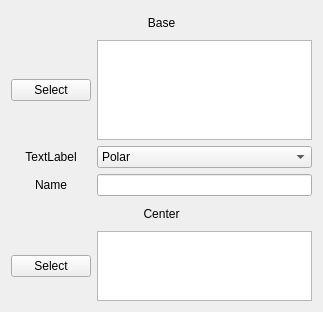
This is LinkArrayTest.ui in Alonso-JAMM/LinkArrayTest as Qt 5 draws it before an edit. The edited form follows.
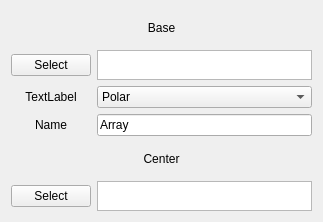
This is the edited form.

Commit message: Now selection works on both lists

Diff of the .ui file:
```diff
--- a/LinkArrayTest.ui
+++ b/LinkArrayTest.ui
@@ -7,7 +7,7 @@
     <x>0</x>
     <y>0</y>
     <width>323</width>
-    <height>312</height>
+    <height>222</height>
    </rect>
   </property>
   <property name="sizePolicy">
@@ -37,7 +37,7 @@
      <property name="maximumSize">
       <size>
        <width>16777215</width>
-       <height>100</height>
+       <height>30</height>
       </size>
      </property>
      <property name="selectionMode">
@@ -56,7 +56,7 @@
      <property name="maximumSize">
       <size>
        <width>16777215</width>
-       <height>70</height>
+       <height>30</height>
       </size>
      </property>
     </widget>
@@ -81,7 +81,11 @@
     </widget>
    </item>
    <item row="4" column="1">
-    <widget class="QLineEdit" name="lineEdit"/>
+    <widget class="QLineEdit" name="nameEdit">
+     <property name="text">
+      <string>Array</string>
+     </property>
+    </widget>
    </item>
    <item row="1" column="0" colspan="2">
     <widget class="QLabel" name="label">
```
Left out of the diff: 4 changed lines with no effect on the pictures. The commit also changes 1 other file.
